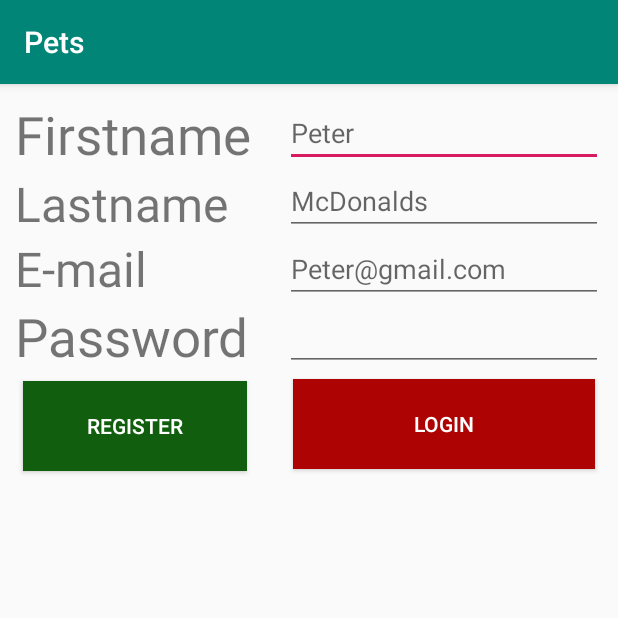
After one commit to DiegoE14/Android-7a, an Android app: the activity_register_2 screen opened directly, with no data from a screen before it, on a phone screen of 412 x 824 dp, the top half of it. The commit adds this screen. Run offline under Robolectric (Android 15) with nearby library versions, the phone set to English and light mode, and no system bars.

Commit message:
Agregue layaut_register_2

```diff
--- a/Pets/app/src/main/AndroidManifest.xml
+++ b/Pets/app/src/main/AndroidManifest.xml
@@ -9,12 +9,21 @@
         android:roundIcon="@mipmap/ic_launcher_round"
         android:supportsRtl="true"
         android:theme="@style/AppTheme">
-        <activity android:name=".RegisterActivity" android:label="@string/lbl_reg_act">
-        <intent-filter>
-            <action android:name="android.intent.action.MAIN" />
+        <activity android:name=".activity_register_2">
+            <intent-filter>
+                <action android:name="android.intent.action.MAIN" />
 
-            <category android:name="android.intent.category.LAUNCHER" />
-        </intent-filter>
+                <category android:name="android.intent.category.LAUNCHER" />
+            </intent-filter>
+        </activity>
+        <activity
+            android:name=".RegisterActivity"
+            android:label="@string/lbl_reg_act">
+            <intent-filter>
+                <action android:name="android.intent.action.MAIN" />
+
+                <category android:name="android.intent.category.LAUNCHER" />
+            </intent-filter>
         </activity>
         <activity android:name=".LoginActivity">
             <intent-filter>
--- /dev/null
+++ b/Pets/app/src/main/java/com/example/pets/activity_register_2.java
@@ -0,0 +1,14 @@
+package com.example.pets;
+
+import androidx.appcompat.app.AppCompatActivity;
+
+import android.os.Bundle;
+
+public class activity_register_2 extends AppCompatActivity {
+
+    @Override
+    protected void onCreate(Bundle savedInstanceState) {
+        super.onCreate(savedInstanceState);
+        setContentView(R.layout.activity_register_2);
+    }
+}
--- a/Pets/app/src/main/res/layout/activity_register.xml
+++ b/Pets/app/src/main/res/layout/activity_register.xml
@@ -87,7 +87,7 @@
             android:text="Login"
             android:background="@color/btn_login"
             android:textColor="#FFFFFF"
-            android:layout_margin="5dp"/>/>
+            android:layout_margin="5dp"/>
 
     </LinearLayout>
 </RelativeLayout>
--- /dev/null
+++ b/Pets/app/src/main/res/layout/activity_register_2.xml
@@ -0,0 +1,117 @@
+<?xml version="1.0" encoding="utf-8"?>
+<RelativeLayout xmlns:android="http://schemas.android.com/apk/res/android"
+    xmlns:app="http://schemas.android.com/apk/res-auto"
+    xmlns:tools="http://schemas.android.com/tools"
+    android:layout_width="match_parent"
+    android:layout_height="match_parent"
+    tools:context=".activity_register_2">
+
+    <LinearLayout
+        android:layout_width="match_parent"
+        android:layout_height="match_parent"
+        android:orientation="horizontal">
+
+        <LinearLayout
+            android:layout_width="180dp"
+            android:layout_height="match_parent"
+            android:orientation="vertical"
+            android:padding="10dp">
+
+            <TextView
+                android:id="@+id/textView17"
+                android:layout_width="match_parent"
+                android:layout_height="48dp"
+                android:bufferType="spannable"
+                android:text="@string/lbl_fname"
+                android:textIsSelectable="false"
+                android:textSize="24sp"
+                app:autoSizeTextType="uniform" />
+
+            <TextView
+                android:id="@+id/textView18"
+                android:layout_width="match_parent"
+                android:layout_height="43dp"
+                android:bufferType="spannable"
+                android:text="@string/lbl_lname"
+                android:textIsSelectable="false"
+                android:textSize="24sp"
+                app:autoSizeTextType="uniform" />
+
+            <TextView
+                android:id="@+id/textView19"
+                android:layout_width="match_parent"
+                android:layout_height="43dp"
+                android:bufferType="spannable"
+                android:text="E-mail"
+                android:textIsSelectable="false"
+                android:textSize="24sp"
+                app:autoSizeTextType="uniform" />
+
+            <TextView
+                android:id="@+id/textView20"
+                android:layout_width="match_parent"
+                android:layout_height="48dp"
+                android:bufferType="spannable"
+                android:text="Password"
+                android:textIsSelectable="false"
+                android:textSize="24sp"
+                app:autoSizeTextType="uniform" />
+
+            <Button
+                android:id="@+id/button3"
+                android:layout_width="match_parent"
+                android:layout_height="60dp"
+                android:text="Register"
+                android:background="@color/btn_register"
+                android:textColor="#FFFFFF"
+                android:layout_margin="5dp"/>
+        </LinearLayout>
+
+        <LinearLayout
+            android:layout_width="match_parent"
+            android:layout_height="match_parent"
+            android:orientation="vertical"
+            android:padding="10dp">
+
+            <EditText
+                android:id="@+id/editText11"
+                android:layout_width="match_parent"
+                android:layout_height="wrap_content"
+                android:ems="10"
+                android:hint="Peter"
+                android:inputType="textPersonName" />
+
+            <EditText
+                android:id="@+id/editText12"
+                android:layout_width="match_parent"
+                android:layout_height="wrap_content"
+                android:ems="10"
+                android:hint="McDonalds"
+                android:inputType="textPersonName" />
+
+            <EditText
+                android:id="@+id/editText13"
+                android:layout_width="match_parent"
+                android:layout_height="wrap_content"
+                android:ems="10"
+                android:hint="Peter@gmail.com"
+                android:inputType="textEmailAddress" />
+
+            <EditText
+                android:id="@+id/editText14"
+                android:layout_width="match_parent"
+                android:layout_height="wrap_content"
+                android:ems="10"
+                android:inputType="textPassword" />
+
+            <Button
+                android:id="@+id/button4"
+                android:layout_width="match_parent"
+                android:layout_height="60dp"
+                android:layout_margin="5dp"
+                android:background="@color/btn_login"
+                android:text="Login"
+                android:textColor="#FFFFFF" />
+        </LinearLayout>
+    </LinearLayout>
+</RelativeLayout>
```
